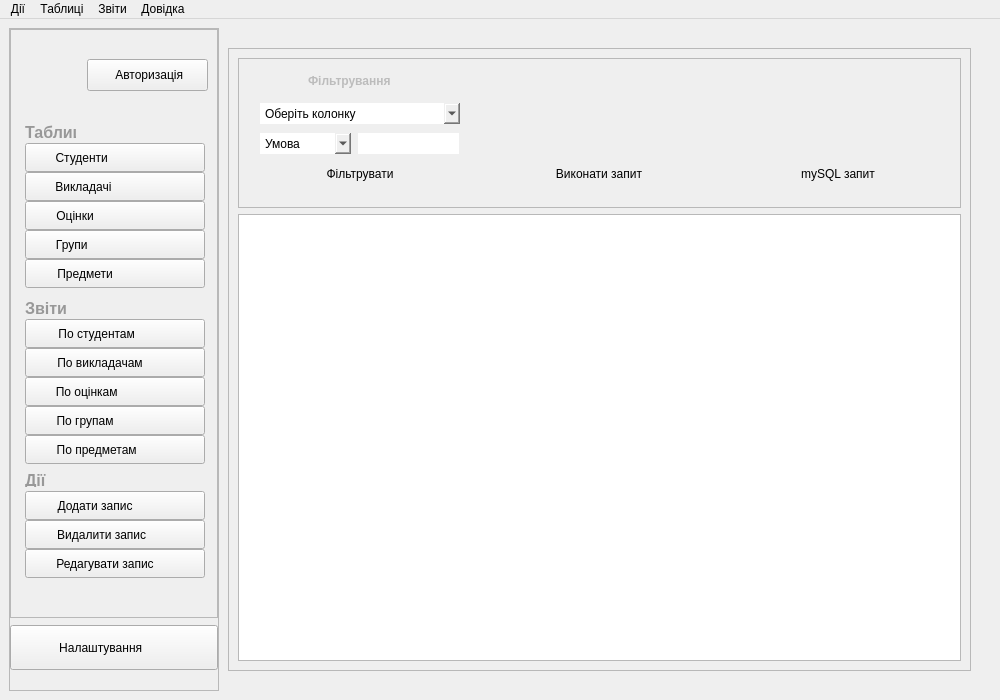
First picture: the form in src/mainwindow.ui, repository MikeostCorp/Gradify, before the edit.
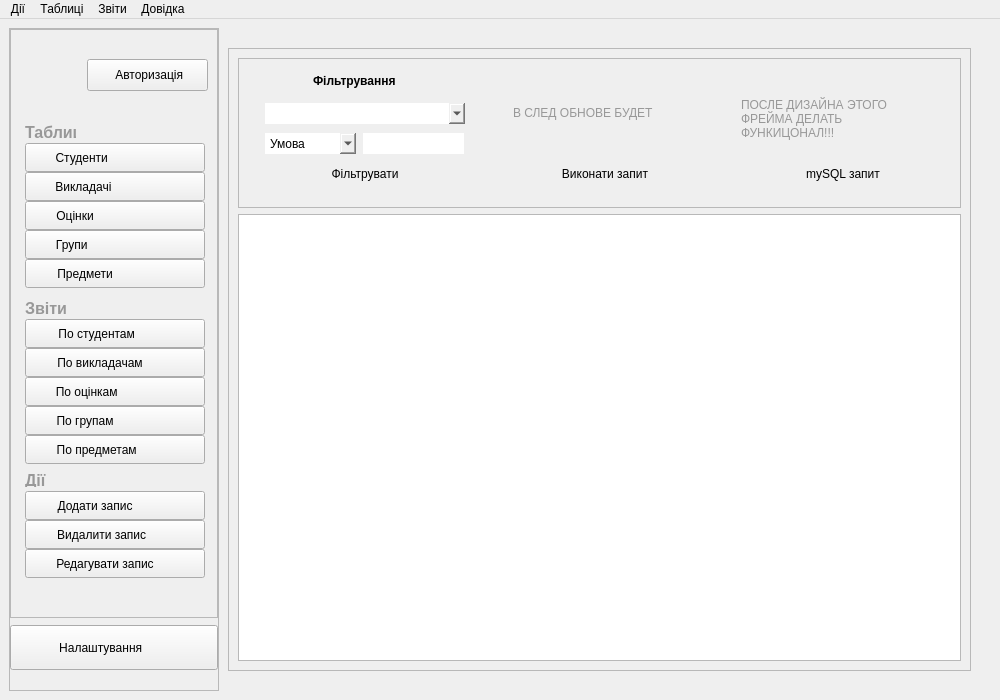
Second picture: the form after the edit. Icons and pictures are not drawn.

Patch:
```diff
--- a/src/mainwindow.ui
+++ b/src/mainwindow.ui
@@ -954,6 +954,19 @@
             <enum>QFrame::Plain</enum>
            </property>
            <layout class="QHBoxLayout" name="horizontalLayout_2">
+            <item>
+             <spacer name="horizontalSpacer">
+              <property name="orientation">
+               <enum>Qt::Horizontal</enum>
+              </property>
+              <property name="sizeHint" stdset="0">
+               <size>
+                <width>40</width>
+                <height>20</height>
+               </size>
+              </property>
+             </spacer>
+            </item>
             <item>
              <widget class="QFrame" name="firstControlFrame">
               <property name="sizePolicy">
@@ -1014,6 +1027,12 @@
                  <height>21</height>
                 </rect>
                </property>
+               <property name="minimumSize">
+                <size>
+                 <width>200</width>
+                 <height>21</height>
+                </size>
+               </property>
                <property name="styleSheet">
                 <string notr="true"/>
                </property>
@@ -1021,48 +1040,8 @@
                 <bool>false</bool>
                </property>
                <property name="currentText">
-                <string>Оберіть колонку</string>
+                <string/>
                </property>
-               <item>
-                <property name="text">
-                 <string>Оберіть колонку</string>
-                </property>
-               </item>
-               <item>
-                <property name="text">
-                 <string>fsdfds</string>
-                </property>
-               </item>
-               <item>
-                <property name="text">
-                 <string>sfdf</string>
-                </property>
-               </item>
-               <item>
-                <property name="text">
-                 <string>adsfasf</string>
-                </property>
-               </item>
-               <item>
-                <property name="text">
-                 <string>asf</string>
-                </property>
-               </item>
-               <item>
-                <property name="text">
-                 <string>sdafdsf</string>
-                </property>
-               </item>
-               <item>
-                <property name="text">
-                 <string>sdaf</string>
-                </property>
-               </item>
-               <item>
-                <property name="text">
-                 <string>da</string>
-                </property>
-               </item>
               </widget>
               <widget class="QComboBox" name="filterConditionComboBox">
                <property name="geometry">
@@ -1073,6 +1052,12 @@
                  <height>21</height>
                 </rect>
                </property>
+               <property name="minimumSize">
+                <size>
+                 <width>91</width>
+                 <height>21</height>
+                </size>
+               </property>
                <property name="styleSheet">
                 <string notr="true"/>
                </property>
@@ -1116,9 +1101,18 @@
                  <height>21</height>
                 </rect>
                </property>
+               <property name="minimumSize">
+                <size>
+                 <width>101</width>
+                 <height>21</height>
+                </size>
+               </property>
                <property name="styleSheet">
                 <string notr="true"/>
                </property>
+               <property name="placeholderText">
+                <string/>
+               </property>
               </widget>
               <widget class="QLabel" name="filterLabel">
                <property name="geometry">
@@ -1129,8 +1123,14 @@
                  <height>16</height>
                 </rect>
                </property>
+               <property name="minimumSize">
+                <size>
+                 <width>101</width>
+                 <height>16</height>
+                </size>
+               </property>
                <property name="styleSheet">
-                <string notr="true">color: rgb(188, 188, 188);</string>
+                <string notr="true"/>
                </property>
                <property name="text">
                 <string>&lt;html&gt;&lt;head/&gt;&lt;body&gt;&lt;p&gt;&lt;span style=&quot; font-weight:700;&quot;&gt;Фільтрування&lt;/span&gt;&lt;/p&gt;&lt;/body&gt;&lt;/html&gt;</string>
@@ -1138,6 +1138,35 @@
               </widget>
              </widget>
             </item>
+            <item>
+             <spacer name="horizontalSpacer_2">
+              <property name="orientation">
+               <enum>Qt::Horizontal</enum>
+              </property>
+              <property name="sizeType">
+               <enum>QSizePolicy::Minimum</enum>
+              </property>
+              <property name="sizeHint" stdset="0">
+               <size>
+                <width>1</width>
+                <height>20</height>
+               </size>
+              </property>
+             </spacer>
+            </item>
+            <item>
+             <spacer name="horizontalSpacer_5">
+              <property name="orientation">
+               <enum>Qt::Horizontal</enum>
+              </property>
+              <property name="sizeHint" stdset="0">
+               <size>
+                <width>40</width>
+                <height>20</height>
+               </size>
+              </property>
+             </spacer>
+            </item>
             <item>
              <widget class="QLabel" name="borderSection_1">
               <property name="sizePolicy">
@@ -1160,6 +1189,19 @@
               </property>
              </widget>
             </item>
+            <item>
+             <spacer name="horizontalSpacer_3">
+              <property name="orientation">
+               <enum>Qt::Horizontal</enum>
+              </property>
+              <property name="sizeHint" stdset="0">
+               <size>
+                <width>40</width>
+                <height>20</height>
+               </size>
+              </property>
+             </spacer>
+            </item>
             <item>
              <widget class="QFrame" name="secondControlFrame">
               <property name="sizePolicy">
@@ -1211,8 +1253,37 @@
                 <string>Виконати запит</string>
                </property>
               </widget>
+              <widget class="QLabel" name="label">
+               <property name="geometry">
+                <rect>
+                 <x>20</x>
+                 <y>30</y>
+                 <width>151</width>
+                 <height>20</height>
+                </rect>
+               </property>
+               <property name="styleSheet">
+                <string notr="true">color: #989898;</string>
+               </property>
+               <property name="text">
+                <string>В СЛЕД ОБНОВЕ БУДЕТ</string>
+               </property>
+              </widget>
              </widget>
             </item>
+            <item>
+             <spacer name="horizontalSpacer_6">
+              <property name="orientation">
+               <enum>Qt::Horizontal</enum>
+              </property>
+              <property name="sizeHint" stdset="0">
+               <size>
+                <width>40</width>
+                <height>20</height>
+               </size>
+              </property>
+             </spacer>
+            </item>
             <item>
              <widget class="QLabel" name="borderSection_2">
               <property name="sizePolicy">
@@ -1241,6 +1312,19 @@
               </property>
              </widget>
             </item>
+            <item>
+             <spacer name="horizontalSpacer_4">
+              <property name="orientation">
+               <enum>Qt::Horizontal</enum>
+              </property>
+              <property name="sizeHint" stdset="0">
+               <size>
+                <width>40</width>
+                <height>20</height>
+               </size>
+              </property>
+             </spacer>
+            </item>
             <item>
              <widget class="QFrame" name="thirdControlFrame">
               <property name="sizePolicy">
@@ -1298,8 +1382,39 @@
                 <string>mySQL запит</string>
                </property>
               </widget>
+              <widget class="QLabel" name="label_2">
+               <property name="geometry">
+                <rect>
+                 <x>10</x>
+                 <y>20</y>
+                 <width>221</width>
+                 <height>51</height>
+                </rect>
+               </property>
+               <property name="styleSheet">
+                <string notr="true">color: #989898;</string>
+               </property>
+               <property name="text">
+                <string>ПОСЛЕ ДИЗАЙНА ЭТОГО
+ФРЕЙМА ДЕЛАТЬ 
+ФУНКИЦОНАЛ!!!</string>
+               </property>
+              </widget>
              </widget>
             </item>
+            <item>
+             <spacer name="horizontalSpacer_7">
+              <property name="orientation">
+               <enum>Qt::Horizontal</enum>
+              </property>
+              <property name="sizeHint" stdset="0">
+               <size>
+                <width>40</width>
+                <height>20</height>
+               </size>
+              </property>
+             </spacer>
+            </item>
            </layout>
           </widget>
          </item>
```
